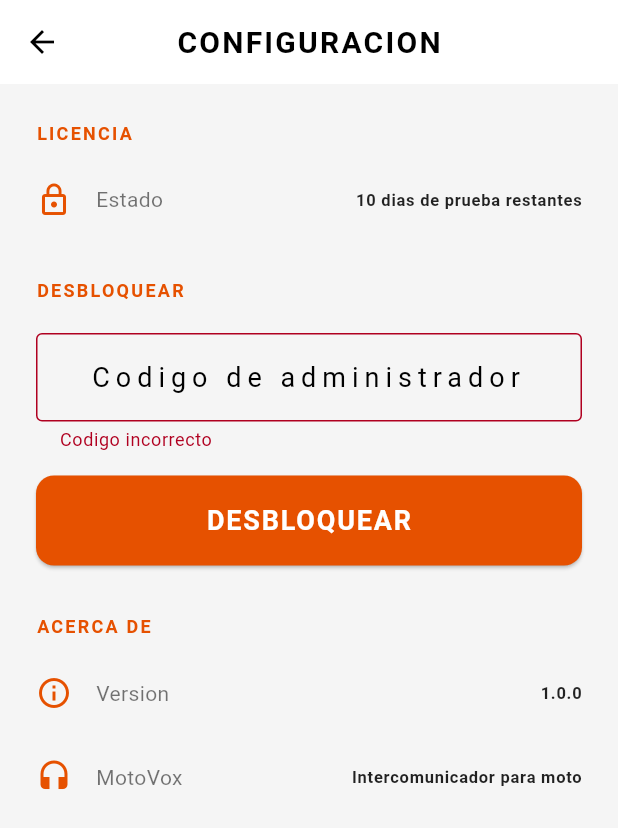
After one commit to Mickaell22/Proyecto-MotoVox, a Flutter app: the SettingsScreen screen opened directly, after a tap on "DESBLOQUEAR", on a phone screen of 412 x 824 dp. The commit adds this screen. Shown: the top 828 px of the screen. Run offline on Flutter 3.47's test engine with Material 3 defaults, Android fonts, the phone set to English and light mode, and no system bars; our stand-ins replace permission_handler, qr_flutter, share_plus, shared_preferences; missing offline and left inert: flutter_webrtc, mobile_scanner, network_info_plus; accounts and stored records are empty.

Commit message:
add mute, settings screen and secret logo tap to unlock

```diff
--- a/lib/screens/connected_screen.dart
+++ b/lib/screens/connected_screen.dart
@@ -15,6 +15,7 @@ class ConnectedScreen extends StatefulWidget {
 class _ConnectedScreenState extends State<ConnectedScreen> {
   RTCPeerConnectionState _state = RTCPeerConnectionState.RTCPeerConnectionStateConnecting;
   StreamSubscription? _sub;
+  bool _muted = false;
 
   @override
   void initState() {
@@ -33,6 +34,11 @@ class _ConnectedScreenState extends State<ConnectedScreen> {
 
   void _disconnect() {
     Navigator.of(context).popUntil((route) => route.isFirst);
+  }
+
+  void _toggleMute() {
+    setState(() => _muted = !_muted);
+    widget.webrtc.setMuted(_muted);
   }
 
   bool get _isConnected =>
@@ -98,12 +104,25 @@ class _ConnectedScreenState extends State<ConnectedScreen> {
               if (_isConnected) ...[
                 const SizedBox(height: 8),
                 Text(
-                  'Audio activo — sin push-to-talk',
+                  _muted ? 'Microfono silenciado' : 'Audio activo — sin push-to-talk',
                   textAlign: TextAlign.center,
                   style: Theme.of(context).textTheme.bodyMedium,
                 ),
               ],
               const Spacer(),
+              OutlinedButton.icon(
+                onPressed: _toggleMute,
+                icon: Icon(_muted ? Icons.mic_off : Icons.mic),
+                label: Text(_muted ? 'ACTIVAR MICROFONO' : 'SILENCIAR'),
+                style: OutlinedButton.styleFrom(
+                  foregroundColor: _muted ? Colors.redAccent : AppColors.orange,
+                  side: BorderSide(
+                    color: _muted ? Colors.redAccent : AppColors.orange,
+                    width: 2,
+                  ),
+                ),
+              ),
+              const SizedBox(height: 16),
               ElevatedButton(
                 onPressed: _disconnect,
                 style: ElevatedButton.styleFrom(
--- a/lib/screens/home_screen.dart
+++ b/lib/screens/home_screen.dart
@@ -4,6 +4,7 @@ import 'package:share_plus/share_plus.dart';
 import '../services/license_service.dart';
 import 'qr_screen.dart';
 import 'expired_screen.dart';
+import 'settings_screen.dart';
 
 class HomeScreen extends StatefulWidget {
   const HomeScreen({super.key});
@@ -15,6 +16,7 @@ class HomeScreen extends StatefulWidget {
 class _HomeScreenState extends State<HomeScreen> {
   int _daysRemaining = LicenseService.trialDays;
   bool _unlocked = false;
+  int _logoTapCount = 0;
 
   @override
   void initState() {
@@ -66,11 +68,31 @@ class _HomeScreenState extends State<HomeScreen> {
     );
   }
 
+  void _onLogoTap() {
+    _logoTapCount++;
+    if (_logoTapCount >= 10) {
+      _logoTapCount = 0;
+      _goToSettings();
+    }
+  }
+
+  void _goToSettings() {
+    Navigator.of(context).push(
+      MaterialPageRoute(builder: (_) => const SettingsScreen()),
+    ).then((_) => _checkLicense());
+  }
+
   @override
   Widget build(BuildContext context) {
     return Scaffold(
       appBar: AppBar(
         title: const Text('MOTOVOX'),
+        actions: [
+          IconButton(
+            icon: const Icon(Icons.settings_outlined),
+            onPressed: _goToSettings,
+          ),
+        ],
       ),
       body: SafeArea(
         child: Padding(
@@ -79,7 +101,10 @@ class _HomeScreenState extends State<HomeScreen> {
             crossAxisAlignment: CrossAxisAlignment.stretch,
             children: [
               const Spacer(),
-              _HelmetIcon(),
+              GestureDetector(
+                onTap: _onLogoTap,
+                child: _HelmetIcon(),
+              ),
               const SizedBox(height: 12),
               Text(
                 'Intercomunicador para moto',
--- /dev/null
+++ b/lib/screens/settings_screen.dart
@@ -0,0 +1,193 @@
+import 'package:flutter/material.dart';
+import '../services/license_service.dart';
+
+class SettingsScreen extends StatefulWidget {
+  const SettingsScreen({super.key});
+
+  @override
+  State<SettingsScreen> createState() => _SettingsScreenState();
+}
+
+class _SettingsScreenState extends State<SettingsScreen> {
+  bool _unlocked = false;
+  int _daysRemaining = 0;
+  bool _loading = true;
+
+  final _codeController = TextEditingController();
+  bool _codeError = false;
+  bool _unlocking = false;
+
+  @override
+  void initState() {
+    super.initState();
+    _loadStatus();
+  }
+
+  Future<void> _loadStatus() async {
+    final unlocked = await LicenseService.isUnlocked();
+    final days = await LicenseService.daysRemaining();
+    if (mounted) {
+      setState(() {
+        _unlocked = unlocked;
+        _daysRemaining = days;
+        _loading = false;
+      });
+    }
+  }
+
+  Future<void> _tryUnlock() async {
+    setState(() {
+      _unlocking = true;
+      _codeError = false;
+    });
+    final ok = await LicenseService.tryUnlock(_codeController.text.trim());
+    if (!mounted) return;
+    if (ok) {
+      setState(() {
+        _unlocked = true;
+        _unlocking = false;
+      });
+      _codeController.clear();
+      ScaffoldMessenger.of(context).showSnackBar(
+        const SnackBar(content: Text('App desbloqueada correctamente')),
+      );
+    } else {
+      setState(() {
+        _codeError = true;
+        _unlocking = false;
+      });
+    }
+  }
+
+  @override
+  void dispose() {
+    _codeController.dispose();
+    super.dispose();
+  }
+
+  @override
+  Widget build(BuildContext context) {
+    return Scaffold(
+      appBar: AppBar(title: const Text('CONFIGURACION')),
+      body: _loading
+          ? const Center(child: CircularProgressIndicator())
+          : ListView(
+              padding: const EdgeInsets.all(24),
+              children: [
+                _SectionTitle('Licencia'),
+                _InfoTile(
+                  icon: _unlocked ? Icons.lock_open : Icons.lock_outline,
+                  label: 'Estado',
+                  value: _unlocked
+                      ? 'Desbloqueado'
+                      : _daysRemaining > 0
+                          ? '$_daysRemaining dias de prueba restantes'
+                          : 'Prueba vencida',
+                  valueColor: _unlocked
+                      ? Colors.greenAccent
+                      : _daysRemaining > 3
+                          ? null
+                          : Colors.redAccent,
+                ),
+                if (!_unlocked) ...[
+                  const SizedBox(height: 24),
+                  _SectionTitle('Desbloquear'),
+                  const SizedBox(height: 12),
+                  TextField(
+                    controller: _codeController,
+                    obscureText: true,
+                    textAlign: TextAlign.center,
+                    style: const TextStyle(letterSpacing: 4, fontSize: 18),
+                    decoration: InputDecoration(
+                      hintText: 'Codigo de administrador',
+                      errorText: _codeError ? 'Codigo incorrecto' : null,
+                      border: const OutlineInputBorder(),
+                      enabledBorder: OutlineInputBorder(
+                        borderSide: BorderSide(
+                          color: Theme.of(context).colorScheme.primary,
+                          width: 2,
+                        ),
+                      ),
+                    ),
+                    onSubmitted: (_) => _tryUnlock(),
+                  ),
+                  const SizedBox(height: 16),
+                  ElevatedButton(
+                    onPressed: _unlocking ? null : _tryUnlock,
+                    child: _unlocking
+                        ? const SizedBox(
+                            height: 24,
+                            width: 24,
+                            child: CircularProgressIndicator(strokeWidth: 2),
+                          )
+                        : const Text('DESBLOQUEAR'),
+                  ),
+                ],
+                const SizedBox(height: 32),
+                _SectionTitle('Acerca de'),
+                _InfoTile(
+                  icon: Icons.info_outline,
+                  label: 'Version',
+                  value: '1.0.0',
+                ),
+                _InfoTile(
+                  icon: Icons.headset,
+                  label: 'MotoVox',
+                  value: 'Intercomunicador para moto',
+                ),
+              ],
+            ),
+    );
+  }
+}
+
+class _SectionTitle extends StatelessWidget {
+  final String text;
+  const _SectionTitle(this.text);
+
+  @override
+  Widget build(BuildContext context) {
+    return Padding(
+      padding: const EdgeInsets.only(bottom: 8),
+      child: Text(
+        text.toUpperCase(),
+        style: TextStyle(
+          fontSize: 12,
+          fontWeight: FontWeight.bold,
+          letterSpacing: 1.5,
+          color: Theme.of(context).colorScheme.primary,
+        ),
+      ),
+    );
+  }
+}
+
+class _InfoTile extends StatelessWidget {
+  final IconData icon;
+  final String label;
+  final String value;
+  final Color? valueColor;
+
+  const _InfoTile({
+    required this.icon,
+    required this.label,
+    required this.value,
+    this.valueColor,
+  });
+
+  @override
+  Widget build(BuildContext context) {
+    return ListTile(
+      contentPadding: EdgeInsets.zero,
+      leading: Icon(icon, color: Theme.of(context).colorScheme.primary),
+      title: Text(label, style: Theme.of(context).textTheme.bodyMedium),
+      trailing: Text(
+        value,
+        style: TextStyle(
+          fontWeight: FontWeight.bold,
+          color: valueColor ?? Theme.of(context).textTheme.bodyLarge?.color,
+        ),
+      ),
+    );
+  }
+}
--- a/lib/services/webrtc_service.dart
+++ b/lib/services/webrtc_service.dart
@@ -12,9 +12,19 @@ class WebRtcService {
 
   RTCPeerConnection? _pc;
   MediaStream? _localStream;
+  bool _muted = false;
+
+  bool get isMuted => _muted;
 
   final _connectionStateController = StreamController<RTCPeerConnectionState>.broadcast();
   Stream<RTCPeerConnectionState> get connectionState => _connectionStateController.stream;
+
+  void setMuted(bool mute) {
+    _muted = mute;
+    _localStream?.getAudioTracks().forEach((track) {
+      track.enabled = !mute;
+    });
+  }
 
   WebRtcService.host({required SignalingServer signalingServer})
       : role = WebRtcRole.host,
--- a/pubspec.yaml
+++ b/pubspec.yaml
@@ -10,7 +10,7 @@ environment:
 dependencies:
   flutter:
     sdk: flutter
-  flutter_webrtc: ^0.9.47
+  flutter_webrtc: ^1.4.1
   network_info_plus: ^4.1.0
   permission_handler: ^11.0.0
   qr_flutter: ^4.1.0
```
